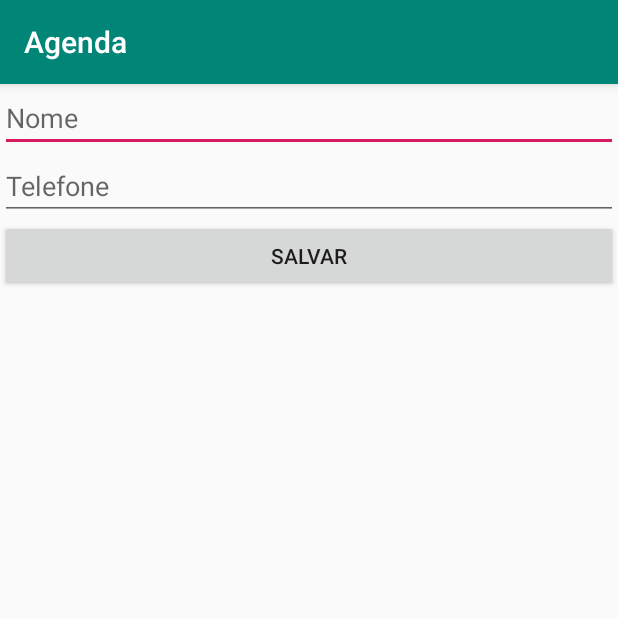
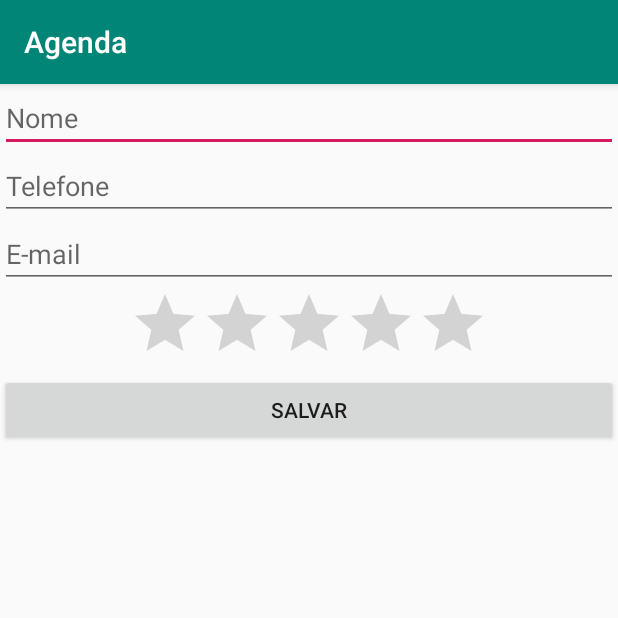
Before and after one commit to arizoide/AgendaSenacAraraquara, an Android app: the ContatoActivity screen opened directly, with no data from a screen before it, on a phone screen of 412 x 824 dp, the top half of it. Run offline under Robolectric (Android 15) with nearby library versions, the phone set to English and light mode, and no system bars.

Commit message:
Commit inicial.

```diff
--- a/app/src/main/res/layout/activity_contato.xml
+++ b/app/src/main/res/layout/activity_contato.xml
@@ -20,6 +20,20 @@
         android:layout_height="wrap_content"
         android:hint="Telefone"/>
 
+    <EditText
+        android:id="@+id/emailEditText"
+        android:layout_width="match_parent"
+        android:layout_height="wrap_content"
+        android:hint="E-mail" />
+
+    <RatingBar
+        android:id="@+id/pontuacaoRatingBar"
+        android:layout_width="wrap_content"
+        android:layout_height="wrap_content"
+        android:numStars="5"
+        android:max="10"
+        android:layout_gravity="center" />
+
     <Button
         android:id="@+id/salvarContatoButton"
         android:layout_width="match_parent"
```
Also changed, not shown: app/src/main/java/arithomazini/senac/br/agendasenacararaquara/ContatoActivity.java (+25 -2 lines).
